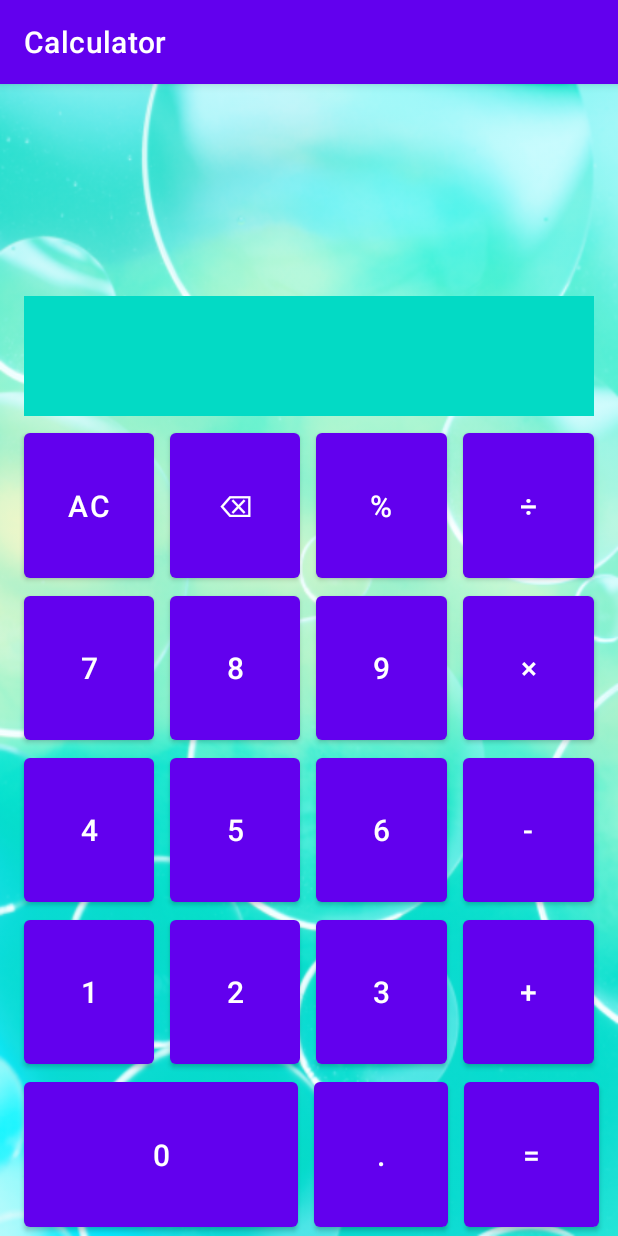
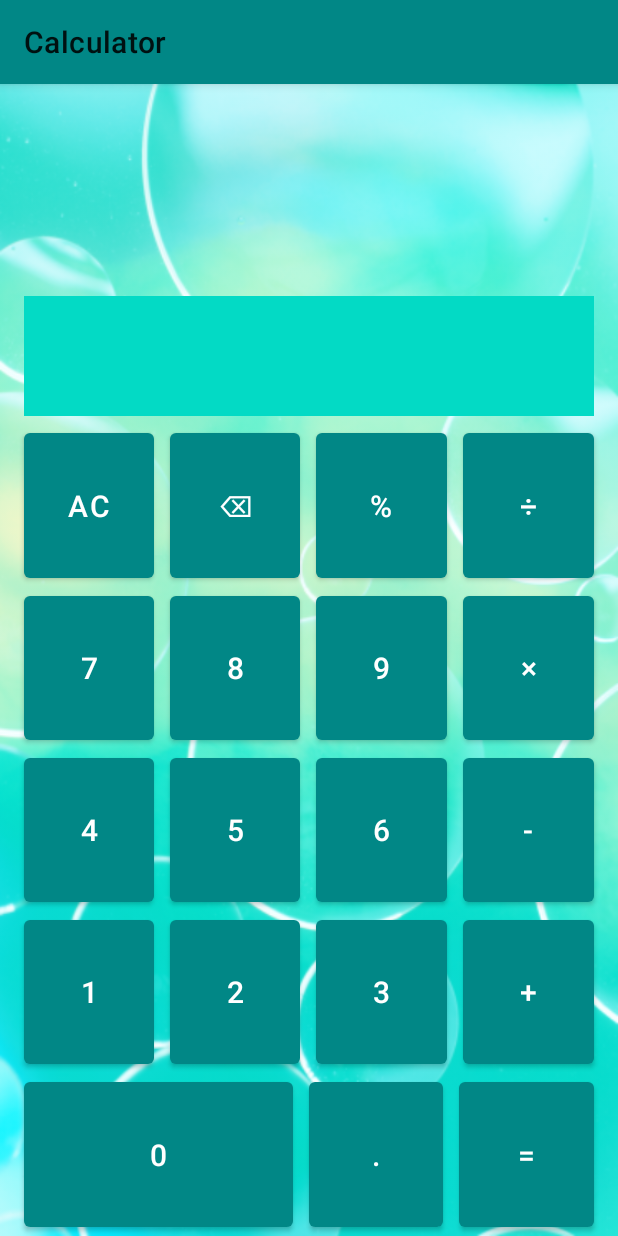
Before and after one commit to azhukov2204/Android1.Calculator, an Android app: the screen it shows after launch (MainActivity), on a phone screen of 412 x 824 dp. Run offline under Robolectric (Android 15) with nearby library versions, the phone set to English and light mode, and no system bars.

Commit message:
implemented light theme

```diff
--- a/app/src/main/AndroidManifest.xml
+++ b/app/src/main/AndroidManifest.xml
@@ -8,7 +8,7 @@
         android:label="@string/app_name"
         android:roundIcon="@mipmap/ic_launcher_round"
         android:supportsRtl="true"
-        android:theme="@style/Theme.Calculator">
+        android:theme="@style/LightThemeApp">
         <activity android:name=".MainActivity">
             <intent-filter>
                 <action android:name="android.intent.action.MAIN" />
--- a/app/src/main/res/layout-land/activity_main.xml
+++ b/app/src/main/res/layout-land/activity_main.xml
@@ -1,70 +1,65 @@
 <?xml version="1.0" encoding="utf-8"?>
 <LinearLayout xmlns:android="http://schemas.android.com/apk/res/android"
-    android:orientation="vertical" android:layout_width="match_parent"
+    android:layout_width="match_parent"
     android:layout_height="match_parent"
-    android:background="@drawable/font4"
-    android:backgroundTint="@color/teal_200"
-    android:backgroundTintMode="screen">
+    android:orientation="vertical"
+    style="@style/LightThemeMainLayout">
 
     <TextView
         android:id="@+id/historyDisplay3"
         android:layout_width="match_parent"
         android:layout_height="wrap_content"
-        android:gravity="end"
         android:layout_gravity="center"
         android:layout_marginStart="@dimen/marginStart"
+        android:layout_marginTop="@dimen/defaultMargin"
         android:layout_marginEnd="@dimen/marginEnd"
-        android:layout_marginTop="@dimen/defaultMargin"
         android:layout_marginBottom="@dimen/defaultMargin"
-        android:textColor="@color/black"
-        android:textSize="@dimen/historyDisplayTextSize"
+        android:gravity="end"
+        android:text=""
         android:visibility="gone"
-        android:text="" />
+        android:textSize="@dimen/historyDisplayTextSize" />
 
     <TextView
         android:id="@+id/historyDisplay2"
         android:layout_width="match_parent"
         android:layout_height="wrap_content"
-        android:gravity="end"
         android:layout_gravity="center"
         android:layout_marginStart="@dimen/marginStart"
+        android:layout_marginTop="@dimen/defaultMargin"
         android:layout_marginEnd="@dimen/marginEnd"
-        android:layout_marginTop="@dimen/defaultMargin"
         android:layout_marginBottom="@dimen/defaultMargin"
-        android:textColor="@color/black"
-        android:textSize="@dimen/historyDisplayTextSize"
+        android:gravity="end"
+        android:text=""
         android:visibility="gone"
-        android:text="" />
+        android:textSize="@dimen/historyDisplayTextSize" />
 
     <TextView
         android:id="@+id/historyDisplay1"
         android:layout_width="match_parent"
         android:layout_height="wrap_content"
-        android:gravity="end"
         android:layout_gravity="center"
         android:layout_marginStart="@dimen/marginStart"
+        android:layout_marginTop="@dimen/defaultMargin"
         android:layout_marginEnd="@dimen/marginEnd"
-        android:layout_marginTop="@dimen/defaultMargin"
         android:layout_marginBottom="@dimen/defaultMargin"
-        android:textColor="@color/black"
-        android:textSize="@dimen/historyDisplayTextSize"
+        android:gravity="end"
+        android:text=""
         android:visibility="gone"
-        android:text="" />
+        android:textSize="@dimen/historyDisplayTextSize" />
 
     <TextView
         android:id="@+id/mainDisplay"
         android:layout_width="match_parent"
         android:layout_height="@dimen/mainDisplayHeight"
-        android:gravity="end"
         android:layout_gravity="center"
         android:layout_marginStart="@dimen/marginStart"
+        android:layout_marginTop="@dimen/defaultMargin"
         android:layout_marginEnd="@dimen/marginEnd"
-        android:layout_marginTop="@dimen/defaultMargin"
         android:layout_marginBottom="@dimen/defaultMargin"
-        android:textColor="@color/black"
-        android:background="@color/teal_200"
+        android:gravity="end"
+        android:text=""
         android:textSize="@dimen/mainDisplayTextSize"
-        android:text=""/>
+        style="@style/LightThemeMainDisplay" />
 
     <include
         layout="@layout/activity_main_keyboard_table"
--- a/app/src/main/res/layout/activity_main.xml
+++ b/app/src/main/res/layout/activity_main.xml
@@ -1,67 +1,62 @@
 <?xml version="1.0" encoding="utf-8"?>
 <LinearLayout xmlns:android="http://schemas.android.com/apk/res/android"
-    android:orientation="vertical" android:layout_width="match_parent"
+    android:layout_width="match_parent"
     android:layout_height="match_parent"
-    android:background="@drawable/font4"
-    android:backgroundTint="@color/teal_200"
-    android:backgroundTintMode="screen">
+    android:orientation="vertical"
+    style="@style/LightThemeMainLayout">
 
     <TextView
         android:id="@+id/historyDisplay3"
         android:layout_width="match_parent"
         android:layout_height="wrap_content"
-        android:gravity="end"
         android:layout_gravity="center"
         android:layout_marginStart="@dimen/marginStart"
+        android:layout_marginTop="@dimen/defaultMargin"
         android:layout_marginEnd="@dimen/marginEnd"
-        android:layout_marginTop="@dimen/defaultMargin"
         android:layout_marginBottom="@dimen/defaultMargin"
-        android:textColor="@color/black"
-        android:textSize="@dimen/historyDisplayTextSize"
-        android:text="" />
+        android:gravity="end"
+        android:text=""
+        android:textSize="@dimen/historyDisplayTextSize" />
 
     <TextView
         android:id="@+id/historyDisplay2"
         android:layout_width="match_parent"
         android:layout_height="wrap_content"
-        android:gravity="end"
         android:layout_gravity="center"
         android:layout_marginStart="@dimen/marginStart"
+        android:layout_marginTop="@dimen/defaultMargin"
         android:layout_marginEnd="@dimen/marginEnd"
-        android:layout_marginTop="@dimen/defaultMargin"
         android:layout_marginBottom="@dimen/defaultMargin"
-        android:textColor="@color/black"
-        android:textSize="@dimen/historyDisplayTextSize"
-        android:text="" />
+        android:gravity="end"
+        android:text=""
+        android:textSize="@dimen/historyDisplayTextSize" />
 
     <TextView
         android:id="@+id/historyDisplay1"
         android:layout_width="match_parent"
         android:layout_height="wrap_content"
-        android:gravity="end"
         android:layout_gravity="center"
         android:layout_marginStart="@dimen/marginStart"
+        android:layout_marginTop="@dimen/defaultMargin"
         android:layout_marginEnd="@dimen/marginEnd"
-        android:layout_marginTop="@dimen/defaultMargin"
         android:layout_marginBottom="@dimen/defaultMargin"
-        android:textColor="@color/black"
-        android:textSize="@dimen/historyDisplayTextSize"
-        android:text="" />
+        android:gravity="end"
+        android:text=""
+        android:textSize="@dimen/historyDisplayTextSize" />
 
     <TextView
         android:id="@+id/mainDisplay"
         android:layout_width="match_parent"
         android:layout_height="@dimen/mainDisplayHeight"
-        android:gravity="end"
         android:layout_gravity="center"
         android:layout_marginStart="@dimen/marginStart"
+        android:layout_marginTop="@dimen/defaultMargin"
         android:layout_marginEnd="@dimen/marginEnd"
-        android:layout_marginTop="@dimen/defaultMargin"
         android:layout_marginBottom="@dimen/defaultMargin"
-        android:textColor="@color/black"
-        android:background="@color/teal_200"
+        android:gravity="end"
+        android:text=""
         android:textSize="@dimen/mainDisplayTextSize"
-        android:text=""/>
+        style="@style/LightThemeMainDisplay" />
 
     <include
         layout="@layout/activity_main_keyboard_table"
--- a/app/src/main/res/layout/activity_main_keyboard_table.xml
+++ b/app/src/main/res/layout/activity_main_keyboard_table.xml
@@ -4,6 +4,7 @@
     android:layout_width="match_parent"
     android:layout_height="match_parent"
     android:orientation="vertical"
+    android:theme="@style/LightThemeKeyboard"
     android:weightSum="5">
 
     <TableRow
@@ -13,6 +14,7 @@
         android:orientation="horizontal"
         android:weightSum="4">
 
+
         <com.google.android.material.button.MaterialButton
             android:id="@+id/button_ac"
             android:layout_width="0dp"
@@ -20,9 +22,7 @@
             android:layout_marginStart="@dimen/marginStart"
             android:layout_marginEnd="@dimen/defaultMargin"
             android:layout_weight="1"
-            android:gravity="center"
             android:text="@string/_AC"
-            android:textSize="@dimen/buttonsTextSize"
             tools:ignore="NestedWeights" />
 
         <com.google.android.material.button.MaterialButton
@@ -32,9 +32,7 @@
             android:layout_marginStart="@dimen/defaultMargin"
             android:layout_marginEnd="@dimen/defaultMargin"
             android:layout_weight="1"
-            android:gravity="center"
-            android:text="@string/_backspace"
-            android:textSize="@dimen/buttonsTextSize" />
+            android:text="@string/_backspace" />
 
         <com.google.android.material.button.MaterialButton
             android:id="@+id/button_percents"
@@ -43,9 +41,7 @@
             android:layout_marginStart="@dimen/defaultMargin"
             android:layout_marginEnd="@dimen/defaultMargin"
             android:layout_weight="1"
-            android:gravity="center"
-            android:text="@string/_percents"
-            android:textSize="@dimen/buttonsTextSize" />
+            android:text="@string/_percents" />
 
         <com.google.android.material.button.MaterialButton
             android:id="@+id/button_divide"
@@ -54,9 +50,7 @@
             android:layout_marginStart="@dimen/defaultMargin"
             android:layout_marginEnd="@dimen/marginEnd"
             android:layout_weight="1"
-            android:gravity="center"
-            android:text="@string/_divide"
-            android:textSize="@dimen/buttonsTextSize" />
+            android:text="@string/_divide" />
     </TableRow>
 
     <TableRow
@@ -73,9 +67,7 @@
             android:layout_marginStart="@dimen/marginStart"
             android:layout_marginEnd="@dimen/defaultMargin"
             android:layout_weight="1"
-            android:gravity="center"
-            android:text="@string/_7"
-            android:textSize="@dimen/buttonsTextSize" />
+            android:text="@string/_7" />
 
         <com.google.android.material.button.MaterialButton
             android:id="@+id/button_8"
@@ -84,9 +76,7 @@
             android:layout_marginStart="@dimen/defaultMargin"
             android:layout_marginEnd="@dimen/defaultMargin"
             android:layout_weight="1"
-            android:gravity="center"
-            android:text="@string/_8"
-            android:textSize="@dimen/buttonsTextSize" />
+            android:text="@string/_8" />
 
         <com.google.android.material.button.MaterialButton
             android:id="@+id/button_9"
@@ -95,9 +85,7 @@
             android:layout_marginStart="@dimen/defaultMargin"
             android:layout_marginEnd="@dimen/defaultMargin"
             android:layout_weight="1"
-            android:gravity="center"
-            android:text="@string/_9"
-            android:textSize="@dimen/buttonsTextSize" />
+            android:text="@string/_9" />
 
         <com.google.android.material.button.MaterialButton
             android:id="@+id/button_multiple"
@@ -106,9 +94,7 @@
             android:layout_marginStart="@dimen/defaultMargin"
             android:layout_marginEnd="@dimen/marginEnd"
             android:layout_weight="1"
-            android:gravity="center"
-            android:text="@string/_multiple"
-            android:textSize="@dimen/buttonsTextSize" />
+            android:text="@string/_multiple" />
     </TableRow>
 
     <TableRow
@@ -125,9 +111,7 @@
             android:layout_marginStart="@dimen/marginStart"
             android:layout_marginEnd="@dimen/defaultMargin"
             android:layout_weight="1"
-            android:gravity="center"
-            android:text="@string/_4"
-            android:textSize="@dimen/buttonsTextSize" />
+            android:text="@string/_4" />
 
         <com.google.android.material.button.MaterialButton
             android:id="@+id/button_5"
@@ -136,9 +120,7 @@
             android:layout_marginStart="@dimen/defaultMargin"
             android:layout_marginEnd="@dimen/defaultMargin"
             android:layout_weight="1"
-            android:gravity="center"
-            android:text="@string/_5"
-            android:textSize="@dimen/buttonsTextSize" />
+            android:text="@string/_5" />
 
         <com.google.android.material.button.MaterialButton
             android:id="@+id/button_6"
@@ -147,9 +129,7 @@
             android:layout_marginStart="@dimen/defaultMargin"
             android:layout_marginEnd="@dimen/defaultMargin"
             android:layout_weight="1"
-            android:gravity="center"
-            android:text="@string/_6"
-            android:textSize="@dimen/buttonsTextSize" />
+            android:text="@string/_6" />
 
         <com.google.android.material.button.MaterialButton
             android:id="@+id/button_minus"
@@ -158,17 +138,14 @@
             android:layout_marginStart="@dimen/defaultMargin"
             android:layout_marginEnd="@dimen/marginEnd"
             android:layout_weight="1"
-            android:gravity="center"
-            android:text="@string/_minus"
-            android:textSize="@dimen/buttonsTextSize" />
+            android:text="@string/_minus" />
     </TableRow>
 
     <TableRow
         android:layout_width="match_parent"
         android:layout_height="0dp"
         android:layout_weight="1"
-        android:orientation="horizontal"
-        android:weightSum="4">
+        android:orientation="horizontal">
 
         <com.google.android.material.button.MaterialButton
             android:id="@+id/button_1"
@@ -177,9 +154,7 @@
             android:layout_marginStart="@dimen/marginStart"
             android:layout_marginEnd="@dimen/defaultMargin"
             android:layout_weight="1"
-            android:gravity="center"
-            android:text="@string/_1"
-            android:textSize="@dimen/buttonsTextSize" />
+            android:text="@string/_1" />
 
         <com.google.android.material.button.MaterialButton
             android:id="@+id/button_2"
@@ -188,9 +163,7 @@
             android:layout_marginStart="@dimen/defaultMargin"
             android:layout_marginEnd="@dimen/defaultMargin"
             android:layout_weight="1"
-            android:gravity="center"
-            android:text="@string/_2"
-            android:textSize="@dimen/buttonsTextSize" />
+            android:text="@string/_2" />
 
         <com.google.android.material.button.MaterialButton
             android:id="@+id/button_3"
@@ -199,9 +172,7 @@
             android:layout_marginStart="@dimen/defaultMargin"
             android:layout_marginEnd="@dimen/defaultMargin"
             android:layout_weight="1"
-            android:gravity="center"
-            android:text="@string/_3"
-            android:textSize="@dimen/buttonsTextSize" />
+            android:text="@string/_3" />
 
         <com.google.android.material.button.MaterialButton
             android:id="@+id/button_plus"
@@ -210,9 +181,7 @@
             android:layout_marginStart="@dimen/defaultMargin"
             android:layout_marginEnd="@dimen/marginEnd"
             android:layout_weight="1"
-            android:gravity="center"
-            android:text="@string/_plus"
-            android:textSize="@dimen/buttonsTextSize" />
+            android:text="@string/_plus" />
 
     </TableRow>
 
@@ -229,10 +198,9 @@
             android:layout_height="match_parent"
             android:layout_marginStart="@dimen/marginStart"
             android:layout_marginEnd="@dimen/defaultMargin"
-            android:layout_weight="2.04"
-            android:gravity="center"
+            android:layout_weight="2.00"
             android:text="@string/_0"
-            android:textSize="@dimen/buttonsTextSize"
+
             tools:ignore="NestedWeights" />
 
         <com.google.android.material.button.MaterialButton
@@ -242,9 +210,7 @@
             android:layout_marginStart="@dimen/defaultMargin"
             android:layout_marginEnd="@dimen/defaultMargin"
             android:layout_weight="1"
-            android:gravity="center"
-            android:text="@string/_point"
-            android:textSize="@dimen/buttonsTextSize" />
+            android:text="@string/_point" />
 
         <com.google.android.material.button.MaterialButton
             android:id="@+id/button_equals"
@@ -253,8 +219,6 @@
             android:layout_marginStart="@dimen/defaultMargin"
             android:layout_marginEnd="@dimen/marginEnd"
             android:layout_weight="1"
-            android:gravity="center"
-            android:text="@string/_equals"
-            android:textSize="@dimen/buttonsTextSize" />
+            android:text="@string/_equals" />
     </TableRow>
 </TableLayout>
--- a/app/src/main/res/values/styles.xml
+++ b/app/src/main/res/values/styles.xml
@@ -1,2 +1,27 @@
 <?xml version="1.0" encoding="utf-8"?>
-<resources></resources>
+<resources>
+
+    <style name="LightThemeApp" parent="Theme.MaterialComponents.Light">
+        <item name="colorPrimary">@color/teal_700</item>
+        <item name="colorPrimaryDark">@color/teal_700</item>
+        <item name="android:textColor">@color/black</item>
+    </style>
+
+    <style name="LightThemeKeyboard">
+        <item name="android:textSize">@dimen/buttonsTextSize</item>
+        <item name="android:gravity">center</item>
+    </style>
+
+    <style name="LightThemeMainDisplay">
+        <item name="android:background">@color/teal_200</item>
+    </style>
+
+    <style name="LightThemeMainLayout">
+        <item name="android:background">@drawable/font4</item>
+        <item name="android:backgroundTint">@color/teal_200</item>
+        <item name="android:backgroundTintMode">screen</item>
+    </style>
+
+
+
+</resources>
```
